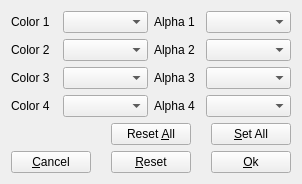
Old version of the form src/framepalettedialog.ui in the repository amichaelt/BDSup2SubPlusPlus.
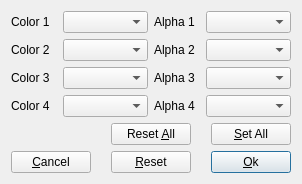
New version of the form. Icons and pictures are not drawn.

Commit message: Fix palette writing code for PGC Edit and detection of valid palette file from CLI.  Add complimentary "--no" prefixed options for export palette, fix invisible frames and verbatim output so that they can be used to overwrite any settings from the INI file.  Also added default buttons to the various dialogs.

What changed in the file:
```diff
--- a/src/framepalettedialog.ui
+++ b/src/framepalettedialog.ui
@@ -420,6 +420,9 @@
        <property name="autoDefault">
         <bool>false</bool>
        </property>
+       <property name="default">
+        <bool>true</bool>
+       </property>
       </widget>
      </item>
     </layout>
```
Left out of the diff: 15 changed lines with no effect on the pictures. The commit also changes 11 other files.
